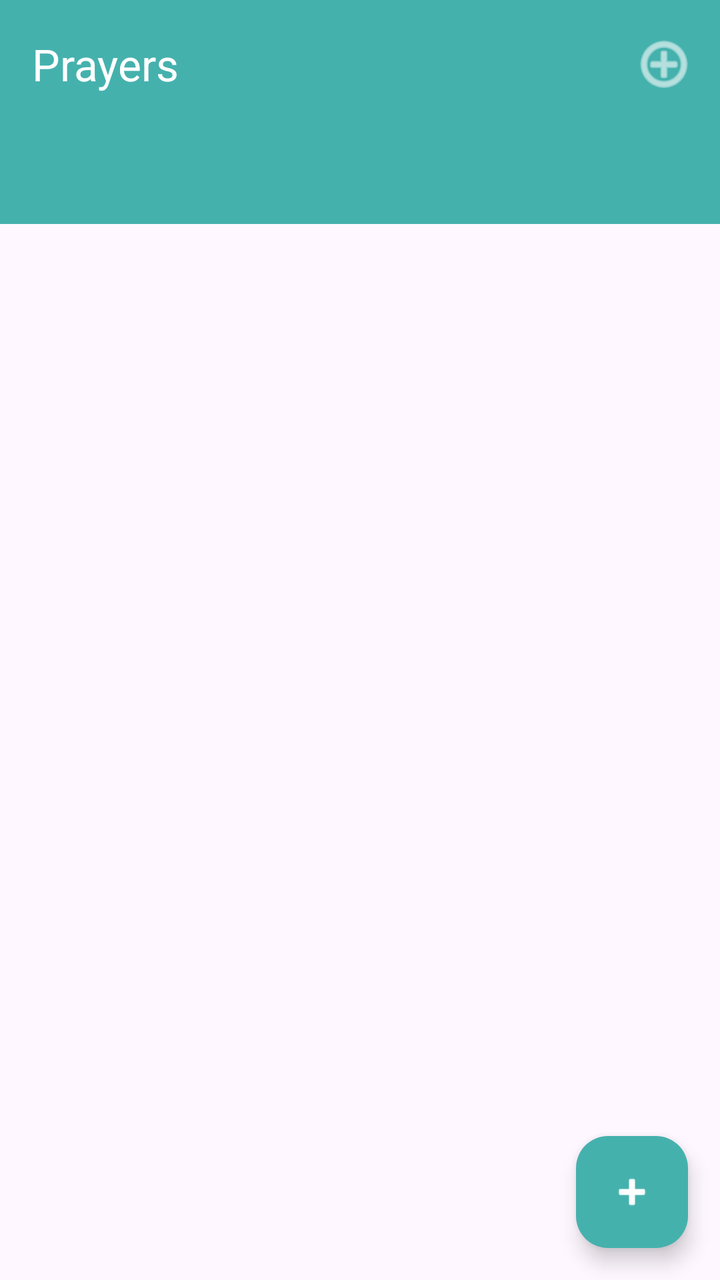
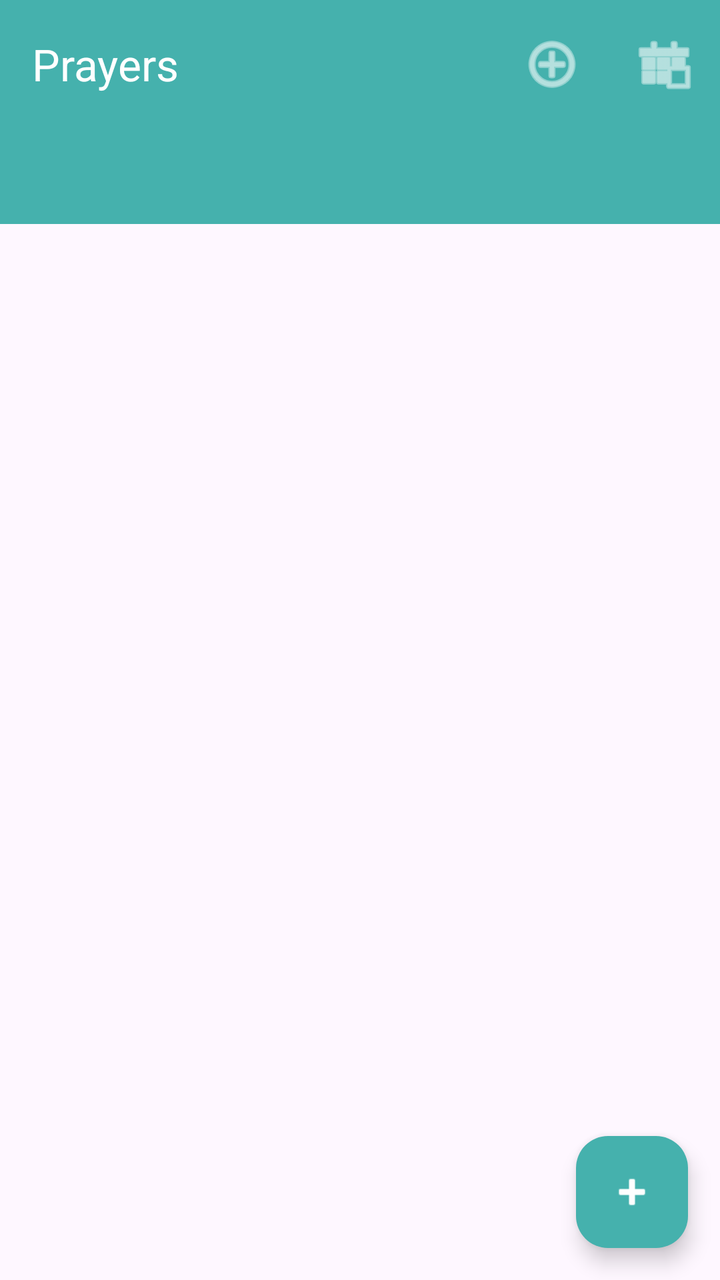

Compare the two renders of this Android layout. The source of the first and the diff that turns it into the second are given below.
<!-- AndroidManifest.xml: application theme Theme.PrayerApp -->
<!-- res/layout/activity_main.xml -->
<?xml version="1.0" encoding="utf-8"?>
<androidx.coordinatorlayout.widget.CoordinatorLayout xmlns:android="http://schemas.android.com/apk/res/android"
    xmlns:app="http://schemas.android.com/apk/res-auto"
    android:layout_width="match_parent"
    android:layout_height="match_parent">

    <com.google.android.material.appbar.AppBarLayout
        android:layout_width="match_parent"
        android:layout_height="wrap_content">

        <com.google.android.material.appbar.MaterialToolbar
            android:id="@+id/toolbar"
            android:layout_width="match_parent"
            android:layout_height="?attr/actionBarSize"
            android:background="?attr/colorPrimary"
            app:title="@string/app_name"
            app:titleTextColor="@color/on_primary">

            <ImageButton
                android:id="@+id/btnAddCategory"
                android:layout_width="wrap_content"
                android:layout_height="wrap_content"
                android:layout_gravity="end"
                android:background="?attr/selectableItemBackgroundBorderless"
                android:contentDescription="@string/add_category"
                android:padding="12dp"
                android:src="@android:drawable/ic_menu_add"
                app:tint="@color/on_primary" />
        </com.google.android.material.appbar.MaterialToolbar>

        <com.google.android.material.tabs.TabLayout
            android:id="@+id/tabLayout"
            android:layout_width="match_parent"
            android:layout_height="wrap_content"
            android:background="?attr/colorPrimary"
            app:tabIndicatorColor="@color/on_primary"
            app:tabSelectedTextColor="@color/on_primary"
            app:tabTextColor="#CCFFFFFF" />

    </com.google.android.material.appbar.AppBarLayout>

    <androidx.viewpager2.widget.ViewPager2
        android:id="@+id/viewPager"
        android:layout_width="match_parent"
        android:layout_height="match_parent"
        app:layout_behavior="@string/appbar_scrolling_view_behavior" />

    <TextView
        android:id="@+id/tvEmptyInstructions"
        android:layout_width="match_parent"
        android:layout_height="wrap_content"
        android:layout_gravity="center"
        android:padding="32dp"
        android:text="@string/no_categories_instructions"
        android:textAlignment="center"
        android:textAppearance="?attr/textAppearanceSubtitle1"
        android:visibility="gone" />

    <com.google.android.material.floatingactionbutton.FloatingActionButton
        android:id="@+id/fabAdd"
        android:layout_width="wrap_content"
        android:layout_height="wrap_content"
        android:layout_gravity="bottom|end"
        android:layout_margin="16dp"
        android:contentDescription="@string/add_prayer"
        app:backgroundTint="@color/primary"
        app:srcCompat="@android:drawable/ic_input_add"
        app:tint="@color/on_primary" />

</androidx.coordinatorlayout.widget.CoordinatorLayout>
<!-- resources referenced by this layout -->
<resources>
  <color name="on_primary">#FFFFFF</color>
  <color name="primary">#45B1AD</color>
  <string name="add_category">Add Category</string>
  <string name="add_prayer">Add Prayer</string>
  <string name="app_name">Prayers</string>
  <string name="no_categories_instructions">Welcome! Please click the + icon in the toolbar to create your first prayer panel (e.g., Religion name).</string>
  <style name="Theme.PrayerApp" parent="Theme.Material3.Light.NoActionBar">
          
          <item name="colorPrimary">@color/primary</item>
          <item name="colorPrimaryVariant">@color/primary_variant</item>
          <item name="colorOnPrimary">@color/on_primary</item>
          
          <item name="colorSecondary">@color/secondary</item>
          <item name="colorSecondaryVariant">@color/secondary_variant</item>
          <item name="colorOnSecondary">@color/on_secondary</item>
          
          <item name="android:statusBarColor">?attr/colorPrimaryVariant</item>
          
      </style>
  <color name="primary_variant">#378E8A</color>
  <color name="secondary">#03DAC6</color>
  <color name="secondary_variant">#018786</color>
  <color name="on_secondary">#000000</color>
</resources>

<!-- the commit's change to res/layout/activity_main.xml (unified diff, before → after) -->
@@ -15,6 +15,17 @@
             android:background="?attr/colorPrimary"
             app:title="@string/app_name"
             app:titleTextColor="@color/on_primary">
+
+            <ImageButton
+                android:id="@+id/btnStoic"
+                android:layout_width="wrap_content"
+                android:layout_height="wrap_content"
+                android:layout_gravity="end"
+                android:background="?attr/selectableItemBackgroundBorderless"
+                android:contentDescription="@string/stoic_title"
+                android:padding="12dp"
+                android:src="@android:drawable/ic_menu_today"
+                app:tint="@color/on_primary" />
 
             <ImageButton
                 android:id="@+id/btnAddCategory"
<!-- resource entries referenced after the edit -->
@@ -6,6 +6,7 @@
   <string name="add_prayer">Add Prayer</string>
   <string name="app_name">Prayers</string>
   <string name="no_categories_instructions">Welcome! Please click the + icon in the toolbar to create your first prayer panel (e.g., Religion name).</string>
+  <string name="stoic_title">Daily Stoic</string>
   <style name="Theme.PrayerApp" parent="Theme.Material3.Light.NoActionBar">
           
           <item name="colorPrimary">@color/primary</item>
